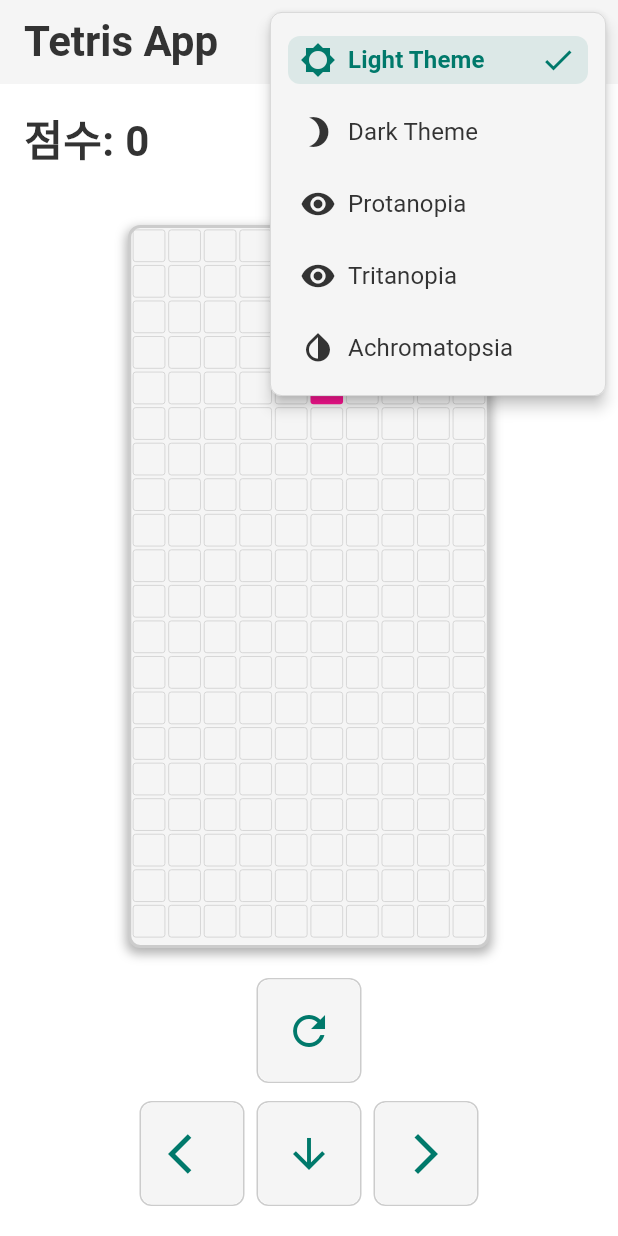
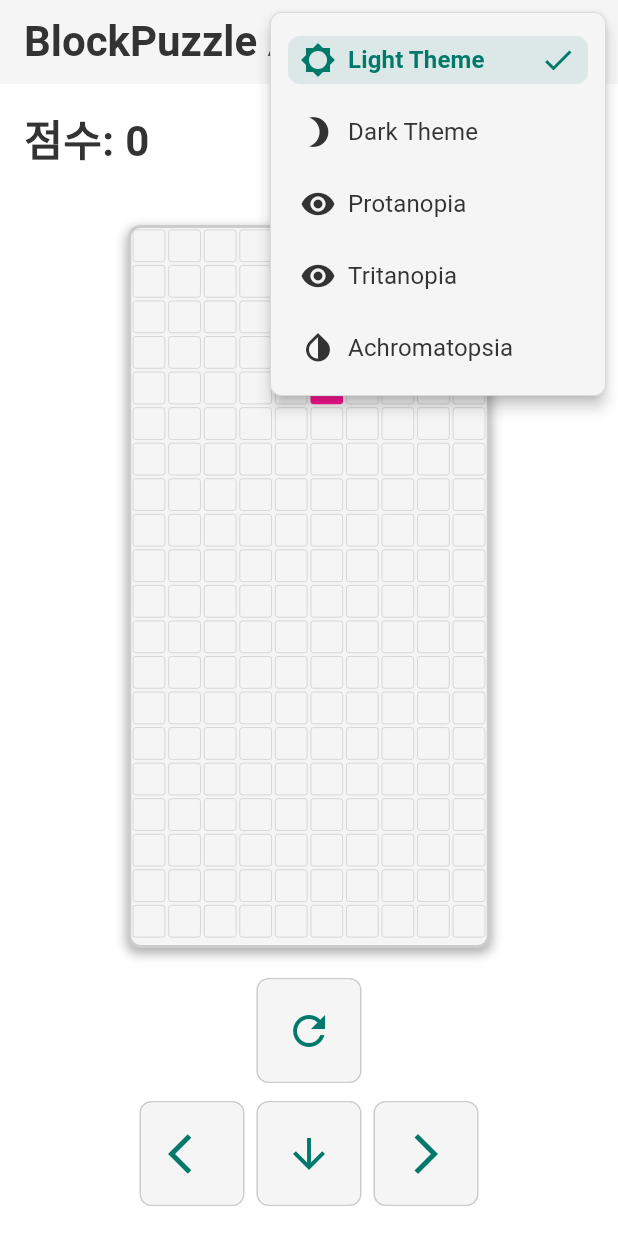
Before and after one commit to chjcmy/BlockPuzzle, a Flutter app: the GameView screen opened by its route, after a tap on the "palette" icon, on a phone screen of 412 x 824 dp. Run offline on Flutter 3.47's test engine with Material 3 defaults, Android fonts, the phone set to English and light mode, and no system bars; our stand-ins replace dio, equatable, flutter_bloc, shared_preferences, sqflite; accounts and stored records are empty; Roboto replaces fonts that are missing (NotoSans).

Commit message:
함수명 변경

```diff
--- a/lib/models/tetrimino/piece_type.dart
+++ b/lib/models/tetrimino/piece_type.dart
@@ -2,7 +2,6 @@
 /// 테트리스 조각(PieceType)과 조각의 모양(상대 좌표)을 정의하는 파일입니다.
 /// rotation(0~3)에 따라 각 조각의 상대적 형태를 제공하는 함수를 구현하여,
 /// BLoC 혹은 ViewModel에서 활용할 수 있도록 합니다.
-library;
 
 import 'package:BlockPuzzle/models/tetrimino/position.dart';
 
--- a/lib/service/theme/theme_service.dart
+++ b/lib/service/theme/theme_service.dart
@@ -1,5 +1,3 @@
-import 'package:flutter/material.dart';
-import 'package:flutter_bloc/flutter_bloc.dart';
 import 'package:BlockPuzzle/theme/achromatopsia_theme.dart';
 import 'package:BlockPuzzle/theme/dark_theme.dart';
 import 'package:BlockPuzzle/theme/foundation/app_theme.dart';
@@ -7,6 +5,8 @@ import 'package:BlockPuzzle/theme/foundation/app_typo.dart';
 import 'package:BlockPuzzle/theme/light_theme.dart';
 import 'package:BlockPuzzle/theme/protanopia_theme.dart';
 import 'package:BlockPuzzle/theme/tritanopia_theme.dart';
+import 'package:flutter/material.dart';
+import 'package:flutter_bloc/flutter_bloc.dart';
 
 part 'theme_event.dart';
 
@@ -14,7 +14,7 @@ enum ThemeType { light, dark, protanopia, tritanopia, achromatopsia }
 
 class ThemeService extends Bloc<ThemeServiceEvent, AppTheme> {
   ThemeService({AppTheme? initialTheme})
-    : super(initialTheme ?? LightTetrisTheme()) {
+    : super(initialTheme ?? LightBlockPuzzleTheme()) {
     on<onToggleTheme>(_toggleTheme);
     on<onChangeTheme>(_changeTheme);
   }
@@ -23,8 +23,8 @@ class ThemeService extends Bloc<ThemeServiceEvent, AppTheme> {
   void _toggleTheme(onToggleTheme event, Emitter<AppTheme> emit) {
     emit(
       state.brightness == Brightness.light
-          ? DarkTetrisTheme()
-          : LightTetrisTheme(),
+          ? DarkBlockPuzzleTheme()
+          : LightBlockPuzzleTheme(),
     );
   }
 
@@ -37,24 +37,24 @@ class ThemeService extends Bloc<ThemeServiceEvent, AppTheme> {
   AppTheme _getThemeByType(ThemeType themeType) {
     switch (themeType) {
       case ThemeType.light:
-        return LightTetrisTheme();
+        return LightBlockPuzzleTheme();
       case ThemeType.dark:
-        return DarkTetrisTheme();
+        return DarkBlockPuzzleTheme();
       case ThemeType.protanopia:
-        return ProtanopiaTetrisTheme();
+        return ProtanopiaBlockPuzzleTheme();
       case ThemeType.tritanopia:
-        return TritanopiaTetrisTheme();
+        return TritanopiaBlockPuzzleTheme();
       case ThemeType.achromatopsia:
-        return AchromatopsiaTetrisTheme();
-      }
+        return AchromatopsiaBlockPuzzleTheme();
+    }
   }
 
   ThemeType get currentThemeType {
-    if (state is LightTetrisTheme) return ThemeType.light;
-    if (state is DarkTetrisTheme) return ThemeType.dark;
-    if (state is ProtanopiaTetrisTheme) return ThemeType.protanopia;
-    if (state is TritanopiaTetrisTheme) return ThemeType.tritanopia;
-    if (state is AchromatopsiaTetrisTheme) return ThemeType.achromatopsia;
+    if (state is LightBlockPuzzleTheme) return ThemeType.light;
+    if (state is DarkBlockPuzzleTheme) return ThemeType.dark;
+    if (state is ProtanopiaBlockPuzzleTheme) return ThemeType.protanopia;
+    if (state is TritanopiaBlockPuzzleTheme) return ThemeType.tritanopia;
+    if (state is AchromatopsiaBlockPuzzleTheme) return ThemeType.achromatopsia;
     return ThemeType.light; // 기본값
   }
 
--- a/lib/theme/achromatopsia_theme.dart
+++ b/lib/theme/achromatopsia_theme.dart
@@ -1,9 +1,9 @@
-import 'package:flutter/material.dart';
 import 'package:BlockPuzzle/theme/foundation/app_theme.dart';
 import 'package:BlockPuzzle/theme/foundation/app_typo.dart';
 import 'package:BlockPuzzle/theme/res/typo.dart';
+import 'package:flutter/material.dart';
 
-class AchromatopsiaTetrisTheme implements AppTheme {
+class AchromatopsiaBlockPuzzleTheme implements AppTheme {
   @override
   final Brightness brightness = Brightness.light;
 
--- a/lib/theme/dark_theme.dart
+++ b/lib/theme/dark_theme.dart
@@ -1,9 +1,9 @@
-import 'package:flutter/material.dart';
 import 'package:BlockPuzzle/theme/foundation/app_theme.dart';
 import 'package:BlockPuzzle/theme/foundation/app_typo.dart';
 import 'package:BlockPuzzle/theme/res/typo.dart';
+import 'package:flutter/material.dart';
 
-class DarkTetrisTheme implements AppTheme {
+class DarkBlockPuzzleTheme implements AppTheme {
   @override
   final Brightness brightness = Brightness.dark;
 
--- a/lib/theme/foundation/app_color.dart
+++ b/lib/theme/foundation/app_color.dart
@@ -1,6 +1,6 @@
 part of 'app_theme.dart';
 
-/// Tetris 어플리케이션 전용 색상 팔레트
+/// BlockPuzzle 어플리케이션 전용 색상 팔레트
 class AppColor {
   /// 카드나 위젯 표면 배경 색상
   final Color surface;
--- a/lib/theme/light_theme.dart
+++ b/lib/theme/light_theme.dart
@@ -1,9 +1,9 @@
-import 'package:flutter/material.dart';
 import 'package:BlockPuzzle/theme/foundation/app_theme.dart';
 import 'package:BlockPuzzle/theme/foundation/app_typo.dart';
 import 'package:BlockPuzzle/theme/res/typo.dart';
+import 'package:flutter/material.dart';
 
-class LightTetrisTheme implements AppTheme {
+class LightBlockPuzzleTheme implements AppTheme {
   @override
   final Brightness brightness = Brightness.light;
 
--- a/lib/theme/protanopia_theme.dart
+++ b/lib/theme/protanopia_theme.dart
@@ -1,9 +1,9 @@
-import 'package:flutter/material.dart';
 import 'package:BlockPuzzle/theme/foundation/app_theme.dart';
 import 'package:BlockPuzzle/theme/foundation/app_typo.dart';
 import 'package:BlockPuzzle/theme/res/typo.dart';
+import 'package:flutter/material.dart';
 
-class ProtanopiaTetrisTheme implements AppTheme {
+class ProtanopiaBlockPuzzleTheme implements AppTheme {
   @override
   final Brightness brightness = Brightness.light;
 
--- a/lib/theme/res/palette.dart
+++ b/lib/theme/res/palette.dart
@@ -1,6 +1,6 @@
 import 'package:flutter/material.dart';
 
-/// Tetris 어플리케이션에서 사용할 색상 팔레트
+/// BlockPuzzle 어플리케이션에서 사용할 색상 팔레트
 abstract class Palette {
   // 주요 색상 계열
   static const Color primary = Color(0xFF5AC463);   // 녹색 계열
--- a/lib/theme/res/typo.dart
+++ b/lib/theme/res/typo.dart
@@ -9,7 +9,7 @@ abstract class Typo {
   FontWeight get bold;
 }
 
-/// Tetris 어플에 적합한 NotoSans 폰트를 사용하는 Typo 구현체
+/// BlockPuzzle 어플에 적합한 NotoSans 폰트를 사용하는 Typo 구현체
 class NotoSansTypo implements Typo {
   @override
   final String fontFamily = 'NotoSans';  // Noto Sans 폰트 (프로젝트에 포함 필요)
--- a/lib/theme/tritanopia_theme.dart
+++ b/lib/theme/tritanopia_theme.dart
@@ -1,9 +1,9 @@
-import 'package:flutter/material.dart';
 import 'package:BlockPuzzle/theme/foundation/app_theme.dart';
 import 'package:BlockPuzzle/theme/foundation/app_typo.dart';
 import 'package:BlockPuzzle/theme/res/typo.dart';
+import 'package:flutter/material.dart';
 
-class TritanopiaTetrisTheme implements AppTheme {
+class TritanopiaBlockPuzzleTheme implements AppTheme {
   @override
   final Brightness brightness = Brightness.light;
 
--- a/lib/view/base_view.dart
+++ b/lib/view/base_view.dart
@@ -1,7 +1,7 @@
+import 'package:BlockPuzzle/theme/component/bottom_bar/base_bottom_bar.dart';
+import 'package:BlockPuzzle/theme/component/theme_selector.dart';
 import 'package:flutter/material.dart';
 import 'package:flutter_bloc/flutter_bloc.dart';
-import 'package:BlockPuzzle/theme/component/bottom_bar/base_bottom_bar.dart';
-import 'package:BlockPuzzle/theme/component/theme_selector.dart';
 
 /// BaseView: BlocProvider를 사용하여 뷰 모델을 제공하고, 화면을 렌더링하는 공통 위젯
 class BaseView<T extends StateStreamableSource<Object?>>
@@ -29,7 +29,7 @@ class BaseView<T extends StateStreamableSource<Object?>>
         builder: (context, state) {
           return Scaffold(
             appBar: AppBar(
-              title: const Text("Tetris App"),
+              title: const Text("BlockPuzzle App"),
               automaticallyImplyLeading: false,
               actions: [
                 const ThemeSelector(), // 여기에 ThemeSelector 추가
--- a/lib/view/game/game_view.dart
+++ b/lib/view/game/game_view.dart
@@ -1,13 +1,13 @@
-import 'package:flutter/material.dart';
 import 'package:BlockPuzzle/models/tetrimino/direction.dart';
 import 'package:BlockPuzzle/service/theme/theme_service.dart';
 import 'package:BlockPuzzle/utils/route_path.dart';
 import 'package:BlockPuzzle/view/base_view.dart';
 import 'package:BlockPuzzle/view/game/game_view_event.dart';
 import 'package:BlockPuzzle/view/game/game_view_model.dart';
+import 'package:BlockPuzzle/view/game/widget/block_puzzle_board.dart';
 import 'package:BlockPuzzle/view/game/widget/game_controls.dart';
 import 'package:BlockPuzzle/view/game/widget/game_info_panel.dart';
-import 'package:BlockPuzzle/view/game/widget/tetris_board.dart';
+import 'package:flutter/material.dart';
 
 class GameView extends StatefulWidget {
   const GameView({super.key});
@@ -72,7 +72,7 @@ class _GameViewState extends State<GameView> {
               // Game board
               Expanded(
                 child: Center(
-                  child: TetrisBoard(
+                  child: BlockPuzzleBoard(
                     state: viewModel.state,
                     gridWidth: GameViewModel.GRID_WIDTH,
                     gridHeight: GameViewModel.GRID_HEIGHT,
--- a/lib/view/game/widget/tetris_board.dart
+++ b/lib/view/game/widget/block_puzzle_board.dart
@@ -1,14 +1,14 @@
-import 'package:flutter/material.dart';
 import 'package:BlockPuzzle/models/tetrimino/piece_type.dart';
 import 'package:BlockPuzzle/service/theme/theme_service.dart';
 import 'package:BlockPuzzle/view/game/game_view_state.dart';
+import 'package:flutter/material.dart';
 
-class TetrisBoard extends StatelessWidget {
+class BlockPuzzleBoard extends StatelessWidget {
   final GameViewState state;
   final int gridWidth;
   final int gridHeight;
 
-  const TetrisBoard({
+  const BlockPuzzleBoard({
     super.key,
     required this.state,
     required this.gridWidth,
--- a/lib/view/main/settings/settings_view_state.dart
+++ b/lib/view/main/settings/settings_view_state.dart
@@ -21,7 +21,7 @@ class SettingsViewState extends BaseViewState with EquatableMixin {
       isBusy: false,
       userId: '',
       version: '1.2.0',
-      developer: 'Tetris Team',
+      developer: 'BlockPuzzle Team',
       error: null,
     );
   }
```
Also changed, not shown: lib/view/game/game_view_model.dart (+1 -9 lines), 4 other files.
